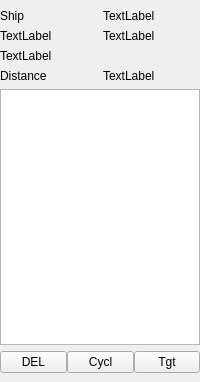
Above: waterobjectinfo.ui from ngc42/WaterWorld before the change. Below: the same form after it.
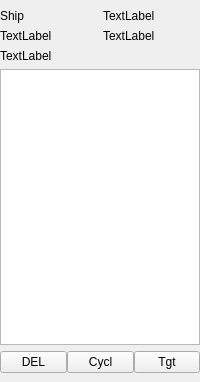
That is the form after the change.

Commit message: pathinfo shows distance time, removing shipinfo->distance time

What changed in the file:
```diff
--- a/waterobjectinfo.ui
+++ b/waterobjectinfo.ui
@@ -494,21 +494,7 @@
       </property>
      </widget>
     </item>
-    <item row="3" column="0">
-     <widget class="QLabel" name="label_10">
-      <property name="text">
-       <string>Distance</string>
-      </property>
-     </widget>
-    </item>
-    <item row="3" column="1">
-     <widget class="QLabel" name="labelHumanShipDistance">
-      <property name="text">
-       <string>TextLabel</string>
-      </property>
-     </widget>
-    </item>
-    <item row="4" column="0" colspan="2">
+    <item row="3" column="0" colspan="2">
      <widget class="QTableWidget" name="tableHTargets">
       <property name="showDropIndicator" stdset="0">
        <bool>false</bool>
```
Left out of the diff: 2 changed lines with no effect on the pictures. The commit also changes 3 other files.
